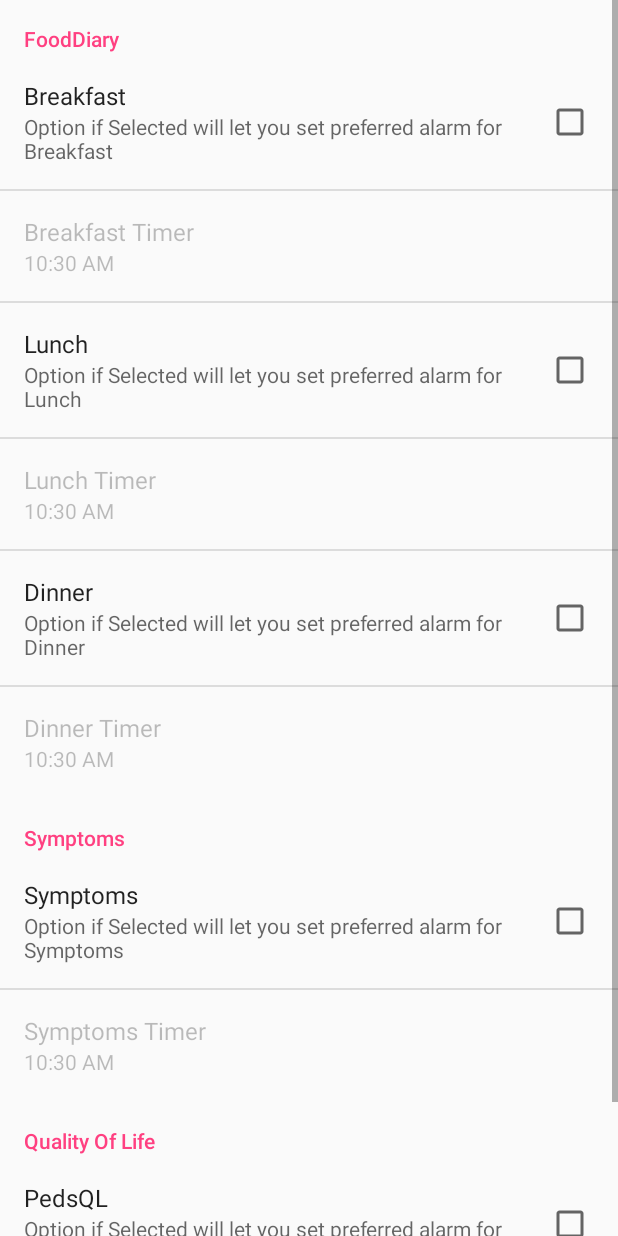
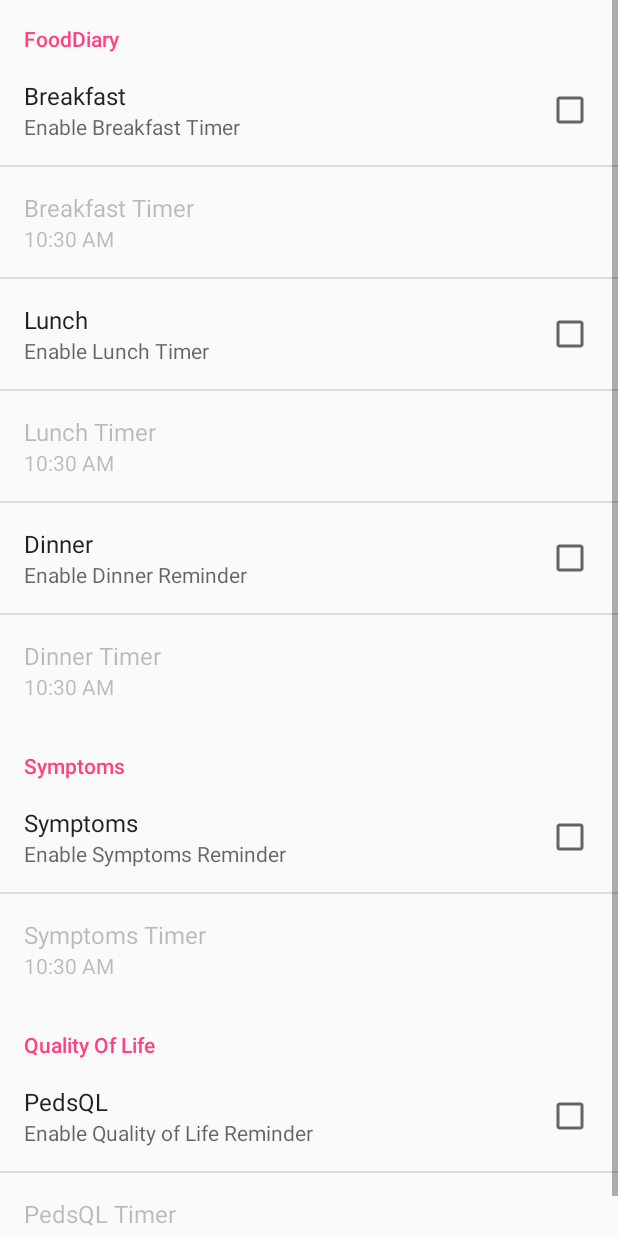
Before and after one commit to raghuvaran/AndroidEoE, an Android app: the Settings screen opened directly, with no data from a screen before it, on a phone screen of 412 x 824 dp. Run offline under Robolectric (Android 15) with nearby library versions, the phone set to English and light mode, and no system bars.

Commit message:
Merge branch 'master' of C:\Users\santh\git\EoE with conflicts.

```diff
--- a/app/src/main/res/xml/settings.xml
+++ b/app/src/main/res/xml/settings.xml
@@ -8,7 +8,7 @@
     <CheckBoxPreference
         android:key="Reminder 1"
         android:title="Breakfast"
-        android:summary="Option if Selected will let you set preferred alarm for Breakfast"
+        android:summary="Enable Breakfast Timer"
         android:defaultValue="false"
 
         android:layout_width="wrap_content"
@@ -22,7 +22,7 @@
     <CheckBoxPreference
         android:key="Reminder 2"
         android:title="Lunch"
-        android:summary="Option if Selected will let you set preferred alarm for Lunch "
+        android:summary="Enable Lunch Timer "
         android:defaultValue="false"
         android:layout_width="wrap_content"
         android:layout_height="wrap_content" />
@@ -33,7 +33,7 @@
     <CheckBoxPreference
         android:key="Reminder 3"
         android:title="Dinner"
-        android:summary="Option if Selected will let you set preferred alarm for Dinner"
+        android:summary="Enable Dinner Reminder"
         android:defaultValue="false"
         android:layout_width="wrap_content"
         android:layout_height="wrap_content" />
@@ -48,7 +48,7 @@
     <CheckBoxPreference
         android:key="Reminder Symptoms"
         android:title="Symptoms"
-        android:summary="Option if Selected will let you set preferred alarm for Symptoms"
+        android:summary="Enable Symptoms Reminder"
         android:defaultValue="false"
 
         android:layout_width="wrap_content"
@@ -68,7 +68,7 @@
         <CheckBoxPreference
             android:key="Reminder QOL"
             android:title="PedsQL"
-            android:summary="Option if Selected will let you set preferred alarm for PedsQL"
+            android:summary="Enable Quality of Life Reminder"
             android:defaultValue="false"
 
             android:layout_width="wrap_content"
```
Also changed, not shown: app/src/main/java/edu/clemson/eoe/Settings.java (+5 -5 lines), app/src/main/java/edu/clemson/eoe/Surveys.java (+6 -3 lines).
